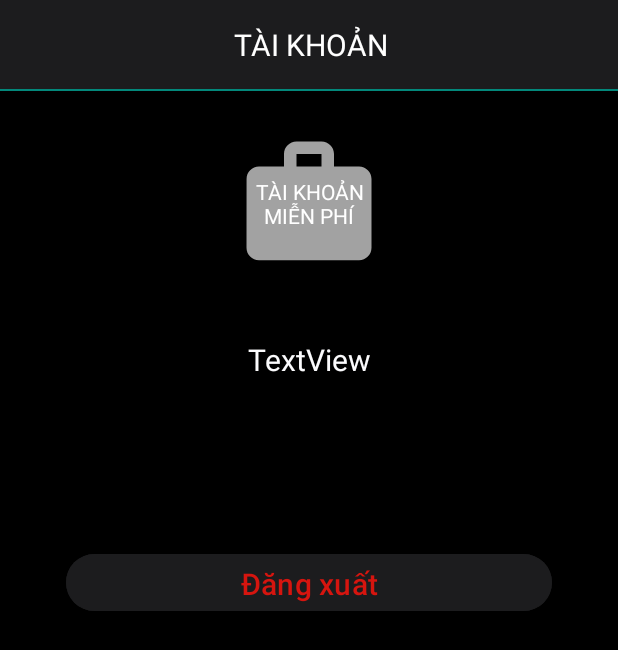
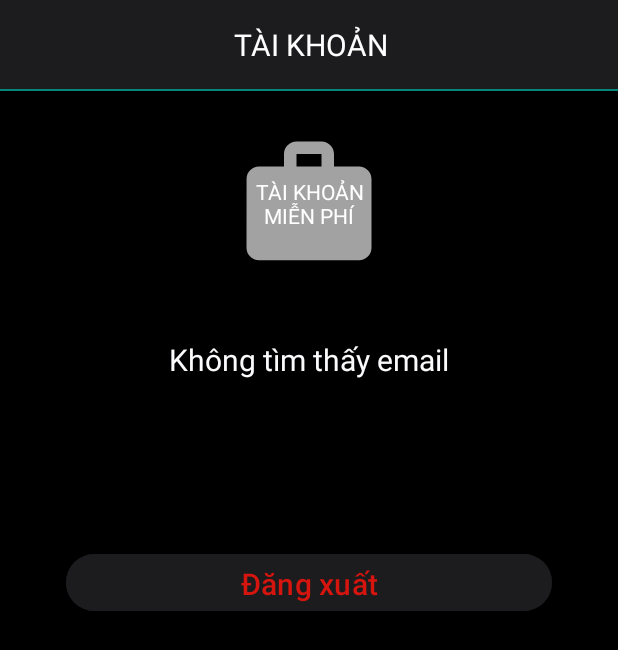
Before and after one commit to tungtran1204/HolaJicap_PRM392, an Android app: the fragment AccountFragment shown on its own in the app's theme, on a phone screen of 412 x 824 dp. Shown: the top 650 px of the screen. Run offline under Robolectric (Android 15) with nearby library versions, the phone set to English and light mode, and no system bars; our stand-ins replace Room's generated code.

Commit message:
TungTS
fix null userId

```diff
--- a/HolaJicap/app/src/main/java/com/example/holajicap/fragment/AccountFragment.java
+++ b/HolaJicap/app/src/main/java/com/example/holajicap/fragment/AccountFragment.java
@@ -8,6 +8,7 @@ import android.os.Bundle;
 
 import androidx.fragment.app.Fragment;
 
+import android.util.Log;
 import android.view.LayoutInflater;
 import android.view.View;
 import android.view.ViewGroup;
@@ -81,7 +82,12 @@ public class AccountFragment extends Fragment {
 
         User user = db.userDao().getUserById(userId);
         TextView email = view.findViewById(R.id.tv_account_email);
-        email.setText(user.getEmail());
+        if (user != null) {
+            email.setText(user.getEmail());
+        } else {
+            email.setText("Không tìm thấy email");
+            Log.e("AccountFragment", "User not found or userId is invalid");
+        }
         Button logOutBtn = view.findViewById(R.id.logOutBtn);
         logOutBtn.setOnClickListener(new View.OnClickListener() {
             @Override
```
